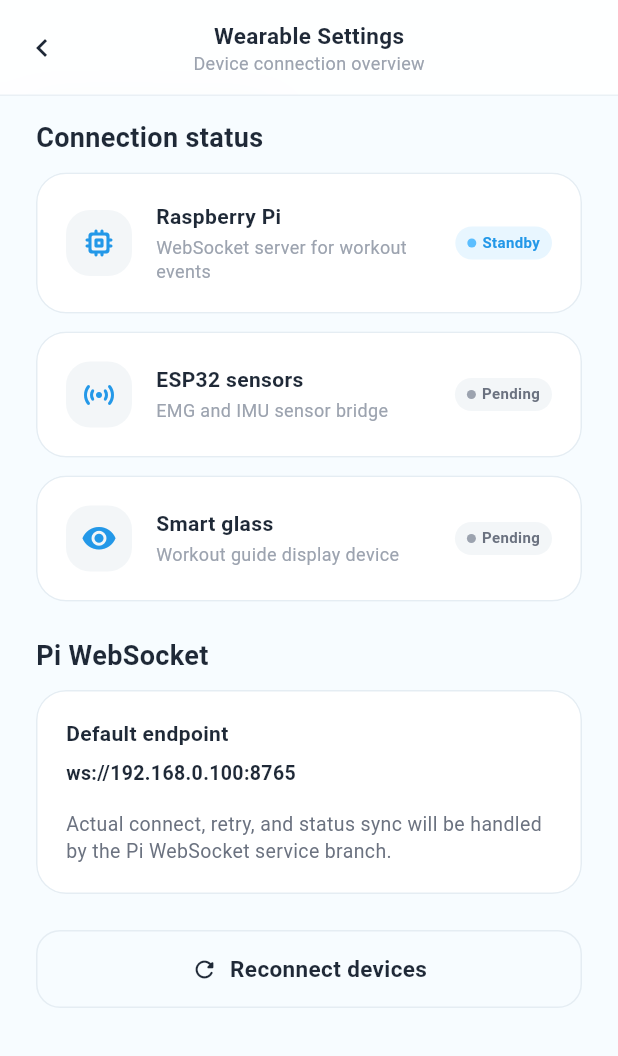
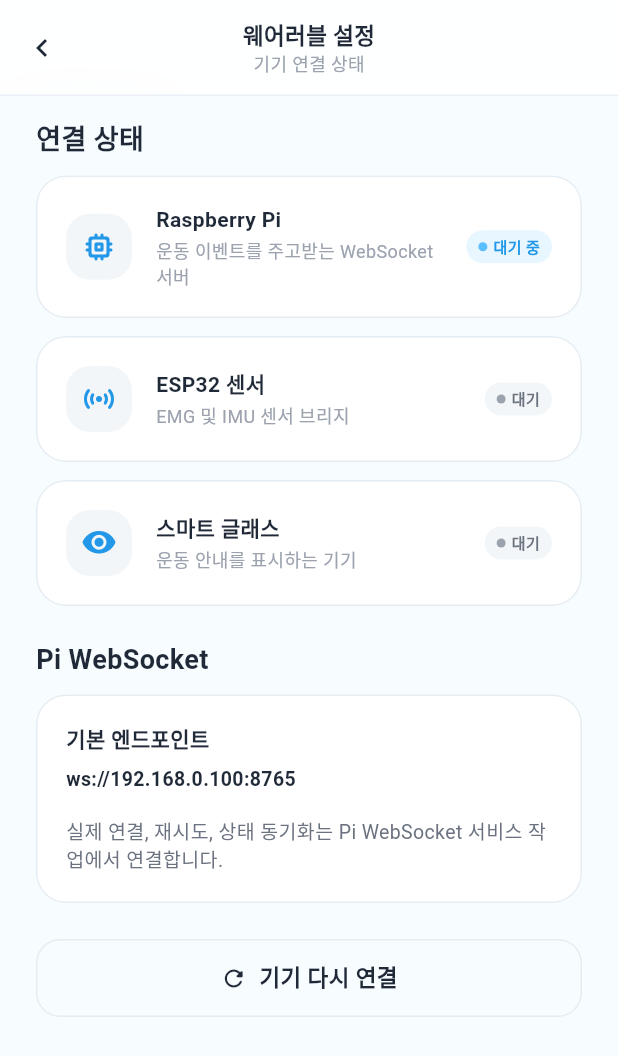
Before and after one commit to dltndud0313/IMO, a Flutter app: the WearableSettingsScreen screen opened by its route, on a phone screen of 412 x 824 dp. Shown: the top 1056 px of the screen. Run offline on Flutter 3.47's test engine with Material 3 defaults, Android fonts, the phone set to English and light mode, and no system bars; our stand-ins replace dio, get_it, go_router, shared_preferences; accounts and stored records are empty.

Commit message:
style(app): 웨어러블 설정 화면 정리

```diff
--- a/app/lib/ui/mypage/widgets/wearable_settings_screen.dart
+++ b/app/lib/ui/mypage/widgets/wearable_settings_screen.dart
@@ -10,38 +10,38 @@ class WearableSettingsScreen extends StatelessWidget {
   @override
   Widget build(BuildContext context) {
     return AppScaffold(
-      title: 'Wearable Settings',
-      subtitle: 'Device connection overview',
+      title: '웨어러블 설정',
+      subtitle: '기기 연결 상태',
       showBackButton: true,
       scrollable: true,
       body: Column(
         crossAxisAlignment: CrossAxisAlignment.start,
         children: [
-          Text('Connection status', style: AppTextStyles.sectionTitle),
+          Text('연결 상태', style: AppTextStyles.sectionTitle),
           const SizedBox(height: AppSpacing.sm),
           const _DeviceConnectionCard(
             icon: Icons.memory_rounded,
             title: 'Raspberry Pi',
-            description: 'WebSocket server for workout events',
-            badge: StatusBadge(label: 'Standby', variant: StatusVariant.info),
+            description: '운동 이벤트를 주고받는 WebSocket 서버',
+            badge: StatusBadge(label: '대기 중', variant: StatusVariant.info),
           ),
           const SizedBox(height: AppSpacing.sm),
           const _DeviceConnectionCard(
             icon: Icons.sensors_rounded,
-            title: 'ESP32 sensors',
-            description: 'EMG and IMU sensor bridge',
+            title: 'ESP32 센서',
+            description: 'EMG 및 IMU 센서 브리지',
             badge: StatusBadge(
-              label: 'Pending',
+              label: '대기',
               variant: StatusVariant.neutral,
             ),
           ),
           const SizedBox(height: AppSpacing.sm),
           const _DeviceConnectionCard(
             icon: Icons.visibility_rounded,
-            title: 'Smart glass',
-            description: 'Workout guide display device',
+            title: '스마트 글래스',
+            description: '운동 안내를 표시하는 기기',
             badge: StatusBadge(
-              label: 'Pending',
+              label: '대기',
               variant: StatusVariant.neutral,
             ),
           ),
@@ -53,7 +53,7 @@ class WearableSettingsScreen extends StatelessWidget {
             child: Column(
               crossAxisAlignment: CrossAxisAlignment.start,
               children: [
-                Text('Default endpoint', style: AppTextStyles.label),
+                Text('기본 엔드포인트', style: AppTextStyles.label),
                 const SizedBox(height: AppSpacing.xs),
                 Text(
                   'ws://192.168.0.100:8765',
@@ -64,7 +64,7 @@ class WearableSettingsScreen extends StatelessWidget {
                 ),
                 const SizedBox(height: AppSpacing.md),
                 Text(
-                  'Actual connect, retry, and status sync will be handled by the Pi WebSocket service branch.',
+                  '실제 연결, 재시도, 상태 동기화는 Pi WebSocket 서비스 작업에서 연결합니다.',
                   style: AppTextStyles.bodySmall,
                 ),
               ],
@@ -72,7 +72,7 @@ class WearableSettingsScreen extends StatelessWidget {
           ),
           const SizedBox(height: AppSpacing.sectionGap),
           ImoButton(
-            label: 'Reconnect devices',
+            label: '기기 다시 연결',
             variant: ImoButtonVariant.outline,
             icon: Icons.refresh_rounded,
             onPressed: () {},
```
